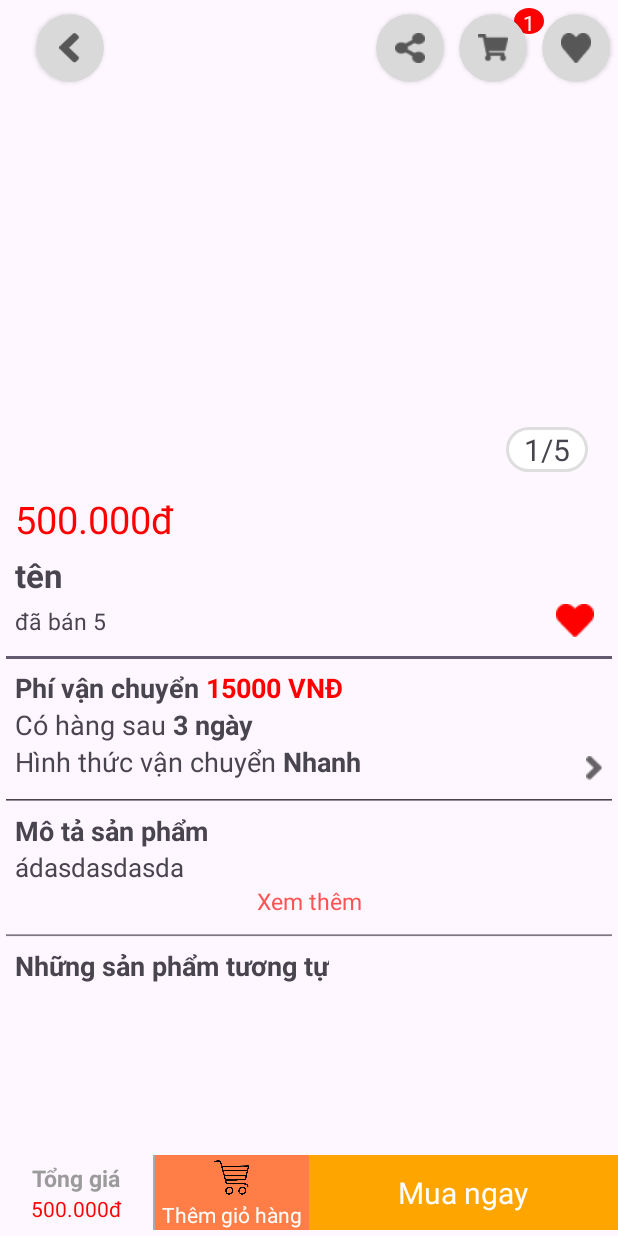
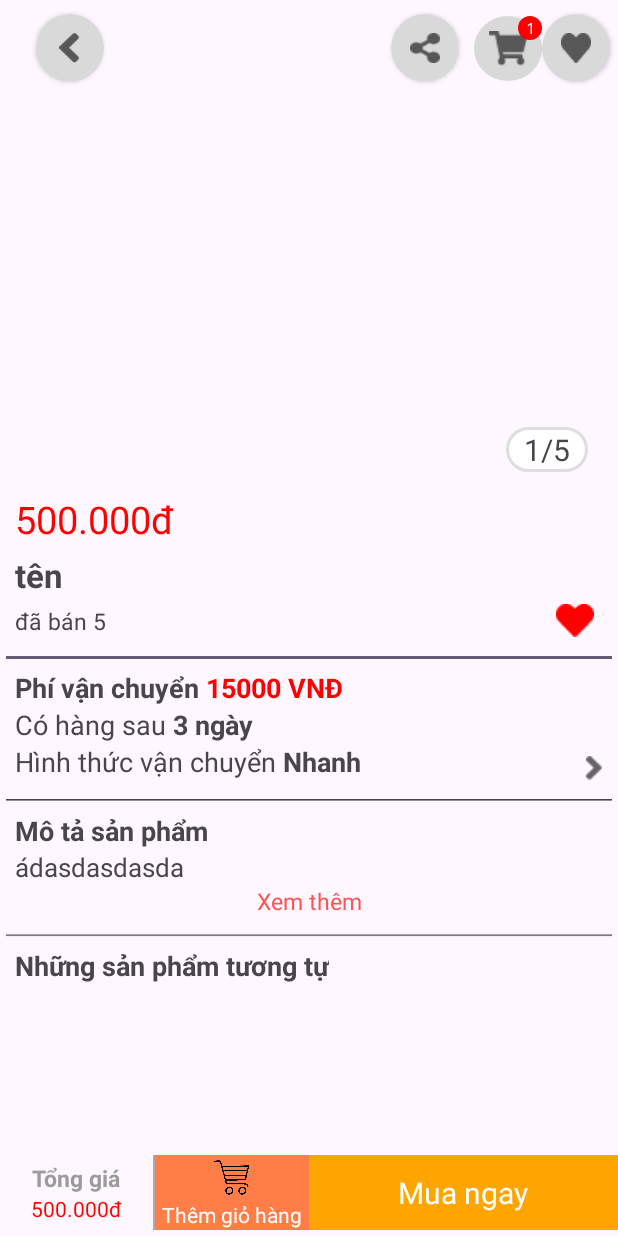
Before and after one commit to Khoana1/MD04-FStyle-Android, an Android app: the layout fragment_detail_product.xml on its own in the app's theme, with its tools: preview values and no code run, on a phone screen of 412 x 824 dp. Run offline under Robolectric (Android 15) with nearby library versions, the light colour scheme and no system bars.

Commit message:
Update order item in detail product home

```diff
--- /dev/null
+++ b/app/src/main/res/drawable/rounder_oder_item.xml
@@ -0,0 +1,5 @@
+<?xml version="1.0" encoding="utf-8"?>
+<shape xmlns:android="http://schemas.android.com/apk/res/android"
+    android:shape="oval">
+    <solid android:color="#D9D9D9"/>
+</shape>
--- a/app/src/main/res/layout/fragment_detail_product.xml
+++ b/app/src/main/res/layout/fragment_detail_product.xml
@@ -1,9 +1,9 @@
 <?xml version="1.0" encoding="utf-8"?>
 <LinearLayout xmlns:android="http://schemas.android.com/apk/res/android"
+    xmlns:app="http://schemas.android.com/apk/res-auto"
     xmlns:tools="http://schemas.android.com/tools"
     android:layout_width="match_parent"
     android:layout_height="match_parent"
-    xmlns:app="http://schemas.android.com/apk/res-auto"
     android:orientation="vertical"
     android:weightSum="15"
     tools:context=".src.view.user.home.DetailProductFragment">
@@ -38,9 +38,9 @@
             android:id="@+id/cardView5"
             android:layout_width="45dp"
             android:layout_height="45dp"
+            android:layout_marginRight="5dp"
             android:backgroundTint="#D9D9D9"
             app:cardCornerRadius="30dp"
-            android:layout_marginRight="5dp"
             app:layout_constraintBottom_toBottomOf="parent"
             app:layout_constraintEnd_toEndOf="parent"
             app:layout_constraintTop_toTopOf="parent">
@@ -52,38 +52,35 @@
                 android:layout_gravity="center"
                 android:src="@drawable/icon_favourite" />
         </androidx.cardview.widget.CardView>
-        <TextView
-            android:layout_width="20dp"
-            android:layout_height="17dp"
-            android:layout_gravity="top|right"
-            android:background="@drawable/bg_cart_quantity"
-            android:gravity="center"
-            android:text="1"
-            android:textColor="@color/colorWhite"
-            app:layout_constraintEnd_toEndOf="parent"
-            app:layout_constraintHorizontal_bias="0.874"
-            app:layout_constraintStart_toStartOf="parent"
-            app:layout_constraintTop_toTopOf="parent" />
-        <androidx.cardview.widget.CardView
-            android:id="@+id/cardView6"
-            android:layout_width="45dp"
-            android:layout_height="45dp"
-            android:backgroundTint="#D9D9D9"
-            app:cardCornerRadius="30dp"
-            android:layout_marginRight="10dp"
+
+        <FrameLayout
+            android:id="@+id/frameOrder"
+            android:layout_width="wrap_content"
+            android:layout_height="wrap_content"
             app:layout_constraintBottom_toBottomOf="parent"
             app:layout_constraintEnd_toStartOf="@+id/cardView5"
             app:layout_constraintTop_toTopOf="parent">
 
-            <androidx.appcompat.widget.AppCompatImageView
-                android:id="@+id/detail_cart"
-                android:layout_width="20dp"
-                android:layout_height="20dp"
-                android:layout_gravity="center"
-                android:src="@drawable/cart_home" />
+            <ImageView
+                android:layout_width="match_parent"
+                android:layout_height="wrap_content"
+                android:padding="10dp"
+                android:src="@drawable/cart_home"
+                android:background="@drawable/rounder_oder_item"
+                />
+            <TextView
+                android:layout_width="16dp"
+                android:layout_height="16dp"
+                android:layout_gravity="end|top"
+                android:textSize="10sp"
+                android:fontFamily="@font/inter_regular"
+                android:background="@drawable/bg_cart_quantity"
+                android:gravity="center"
+                android:text="1"
+                android:textColor="@color/colorWhite" />
 
+        </FrameLayout>
 
-        </androidx.cardview.widget.CardView>
 
         <androidx.cardview.widget.CardView
             android:id="@+id/cardView7"
@@ -93,7 +90,7 @@
             android:backgroundTint="#D9D9D9"
             app:cardCornerRadius="30dp"
             app:layout_constraintBottom_toBottomOf="parent"
-            app:layout_constraintEnd_toStartOf="@+id/cardView6"
+            app:layout_constraintEnd_toStartOf="@+id/frameOrder"
             app:layout_constraintTop_toTopOf="parent">
 
             <androidx.appcompat.widget.AppCompatImageView
@@ -109,10 +106,12 @@
         android:layout_width="match_parent"
         android:layout_height="0dp"
         android:layout_weight="13">
+
         <LinearLayout
             android:layout_width="match_parent"
             android:layout_height="match_parent"
             android:orientation="vertical">
+
             <androidx.constraintlayout.widget.ConstraintLayout
                 android:layout_width="match_parent"
                 android:layout_height="wrap_content">
@@ -131,43 +130,44 @@
                     android:id="@+id/detail_textview"
                     android:layout_width="wrap_content"
                     android:layout_height="wrap_content"
-                tools:text="1/5"
+                    android:layout_marginEnd="20dp"
+                    android:layout_marginBottom="4dp"
                     android:background="@drawable/bg_rounded_edit"
-                android:textSize="20dp"
                     android:paddingHorizontal="12dp"
                     android:paddingVertical="1dp"
-                android:layout_marginEnd="20dp"
-                android:layout_marginBottom="4dp"
+                    android:textSize="20dp"
                     app:layout_constraintBottom_toBottomOf="@+id/viewpager_detail"
-                app:layout_constraintEnd_toEndOf="parent" />
+                    app:layout_constraintEnd_toEndOf="parent"
+                    tools:text="1/5" />
             </androidx.constraintlayout.widget.ConstraintLayout>
+
             <androidx.constraintlayout.widget.ConstraintLayout
                 android:layout_width="match_parent"
-             android:layout_height="wrap_content"
-             >
+                android:layout_height="wrap_content">
+
                 <TextView
                     android:id="@+id/gia_detail"
                     android:layout_width="wrap_content"
                     android:layout_height="wrap_content"
-                 tools:text="500.000đ"
+                    android:layout_marginLeft="10dp"
+                    android:layout_marginTop="10dp"
                     android:textColor="#FF00"
                     android:textSize="25dp"
-                 android:layout_marginLeft="10dp"
-                 android:layout_marginTop="10dp"
                     app:layout_constraintStart_toStartOf="parent"
-                 app:layout_constraintTop_toTopOf="parent"/>
+                    app:layout_constraintTop_toTopOf="parent"
+                    tools:text="500.000đ" />
 
                 <TextView
                     android:id="@+id/ten_detail"
                     android:layout_width="wrap_content"
                     android:layout_height="wrap_content"
-                 tools:text="tên"
-                 android:textSize="22dp"
                     android:layout_marginLeft="10dp"
                     android:layout_marginTop="5dp"
+                    android:textSize="22dp"
                     android:textStyle="bold"
                     app:layout_constraintStart_toStartOf="parent"
-                 app:layout_constraintTop_toBottomOf="@+id/gia_detail" />
+                    app:layout_constraintTop_toBottomOf="@+id/gia_detail"
+                    tools:text="tên" />
 
                 <TextView
                     android:id="@+id/daban_detail"
@@ -191,10 +191,12 @@
                     app:layout_constraintHorizontal_bias="0.949"
                     app:layout_constraintStart_toEndOf="@+id/daban_detail" />
             </androidx.constraintlayout.widget.ConstraintLayout>
+
             <TextView
+                style="@style/Widget.AppCompat.AutoCompleteTextView"
                 android:layout_width="match_parent"
-             android:layout_height="21dp"
-             style="@style/Widget.AppCompat.AutoCompleteTextView"/>
+                android:layout_height="21dp" />
+
             <androidx.constraintlayout.widget.ConstraintLayout
                 android:layout_width="match_parent"
                 android:layout_height="wrap_content"
@@ -220,6 +222,7 @@
                     android:textStyle="bold"
                     app:layout_constraintStart_toEndOf="@+id/textView4"
                     app:layout_constraintTop_toTopOf="parent" />
+
                 <TextView
                     android:layout_width="wrap_content"
                     android:layout_height="wrap_content"
@@ -229,6 +232,7 @@
                     android:textStyle="bold"
                     app:layout_constraintStart_toEndOf="@+id/detail_txt_phivanchuyen"
                     app:layout_constraintTop_toTopOf="parent" />
+
                 <TextView
                     android:id="@+id/textView5"
                     android:layout_width="wrap_content"
@@ -256,6 +260,7 @@
                     android:textSize="18dp"
                     app:layout_constraintStart_toStartOf="parent"
                     app:layout_constraintTop_toBottomOf="@+id/textView5" />
+
                 <TextView
                     android:id="@+id/detail_txt_vanchuyen"
                     android:layout_width="wrap_content"
@@ -270,16 +275,17 @@
                     android:id="@+id/detail_btn_vanchuyen"
                     android:layout_width="wrap_content"
                     android:layout_height="wrap_content"
+                    android:layout_marginRight="10dp"
                     android:src="@drawable/icon_next"
                     app:layout_constraintBottom_toBottomOf="parent"
-                 app:layout_constraintEnd_toEndOf="parent"
-                 android:layout_marginRight="10dp"
-                 />
+                    app:layout_constraintEnd_toEndOf="parent" />
             </androidx.constraintlayout.widget.ConstraintLayout>
+
             <TextView
+                style="@style/Widget.AppCompat.AutoCompleteTextView"
                 android:layout_width="match_parent"
-             android:layout_height="21dp"
-             style="@style/Widget.AppCompat.AutoCompleteTextView"/>
+                android:layout_height="21dp" />
+
             <androidx.constraintlayout.widget.ConstraintLayout
                 android:layout_width="match_parent"
                 android:layout_height="wrap_content">
@@ -302,49 +308,54 @@
                     android:ellipsize="end"
                     android:maxLines="2"
                     android:paddingHorizontal="10dp"
-               tools:text="ádasdasdasda"
                     android:textSize="17dp"
-               app:layout_constraintTop_toBottomOf="@id/textView7" />
+                    app:layout_constraintTop_toBottomOf="@id/textView7"
+                    tools:text="ádasdasdasda" />
 
                 <TextView
                     android:id="@+id/textShowMore"
                     android:layout_width="wrap_content"
                     android:layout_height="wrap_content"
                     android:text="Xem thêm"
+                    android:textColor="@color/colorAccent"
                     android:textSize="15dp"
-               android:textColor="@color/colorAccent"
                     app:layout_constraintEnd_toEndOf="parent"
                     app:layout_constraintStart_toStartOf="parent"
                     app:layout_constraintTop_toBottomOf="@+id/detail_txt_mota" />
             </androidx.constraintlayout.widget.ConstraintLayout>
+
             <TextView
+                style="@style/Widget.AppCompat.AutoCompleteTextView"
                 android:layout_width="match_parent"
-             android:layout_height="20dp"
-             style="@style/Widget.AppCompat.AutoCompleteTextView"/>
+                android:layout_height="20dp" />
+
             <LinearLayout
                 android:layout_width="match_parent"
                 android:layout_height="wrap_content"
                 android:orientation="vertical">
+
                 <TextView
                     android:layout_width="wrap_content"
                     android:layout_height="wrap_content"
+                    android:layout_marginLeft="10dp"
                     android:text="Những sản phẩm tương tự"
                     android:textSize="18dp"
-                 android:textStyle="bold"
-                 android:layout_marginLeft="10dp"/>
+                    android:textStyle="bold" />
+
                 <androidx.recyclerview.widget.RecyclerView
+                    android:id="@+id/recycle_sanphamtuongtu"
                     android:layout_width="match_parent"
-                 android:layout_height="wrap_content"
-                 android:id="@+id/recycle_sanphamtuongtu"/>
+                    android:layout_height="wrap_content" />
             </LinearLayout>
         </LinearLayout>
     </ScrollView>
+
     <LinearLayout
         android:layout_width="match_parent"
         android:layout_height="0dp"
         android:layout_gravity="bottom"
-        android:orientation="horizontal"
-        android:layout_weight="1">
+        android:layout_weight="1"
+        android:orientation="horizontal">
 
         <!-- Nửa bên trái -->
         <LinearLayout
@@ -353,76 +364,80 @@
             android:layout_weight="1"
             android:orientation="horizontal"
             android:weightSum="2">
+
             <LinearLayout
+                android:id="@+id/btnChatngay"
                 android:layout_width="0dp"
                 android:layout_height="match_parent"
                 android:layout_weight="1"
                 android:gravity="center"
-                android:orientation="vertical"
-                android:id="@+id/btnChatngay">
+                android:orientation="vertical">
+
                 <TextView
+                    android:layout_width="wrap_content"
                     android:layout_height="wrap_content"
-                    android:layout_width="wrap_content"
                     android:text="Tổng giá"
                     android:textColor="#9B9B9B"
-                    android:textStyle="bold"
-                    android:textSize="15dp"/>
+                    android:textSize="15dp"
+                    android:textStyle="bold" />
+
                 <TextView
+                    android:id="@+id/txtTotal"
                     android:layout_width="match_parent"
                     android:layout_height="wrap_content"
+                    android:gravity="center"
                     android:text="500.000đ"
-                    android:gravity="center"
-                    android:textColor="#FF0000"
-                    android:id="@+id/txtTotal"
-                    />
+                    android:textColor="#FF0000" />
             </LinearLayout>
+
             <View
                 android:layout_width="1dp"
                 android:layout_height="50dp"
-                android:background="@android:color/darker_gray"
-                android:layout_gravity="center_vertical" />
+                android:layout_gravity="center_vertical"
+                android:background="@android:color/darker_gray" />
+
             <LinearLayout
+                android:id="@+id/btnThemgiohang"
                 android:layout_width="0dp"
                 android:layout_height="match_parent"
                 android:layout_marginBottom="0dp"
                 android:layout_weight="1"
-                android:orientation="vertical"
+                android:background="#FF7E47"
                 android:gravity="center"
-                android:id="@+id/btnThemgiohang"
-                android:background="#FF7E47">
+                android:orientation="vertical">
+
                 <ImageView
                     android:id="@+id/cart_button"
                     android:layout_width="30dp"
                     android:layout_height="30dp"
                     android:clickable="true"
                     android:focusable="true"
-                    android:src="@drawable/icon_giohang"
-                    />
+                    android:src="@drawable/icon_giohang" />
+
                 <TextView
                     android:layout_width="wrap_content"
                     android:layout_height="wrap_content"
                     android:text="Thêm giỏ hàng"
-                    android:textColor="@color/colorWhite"/>
+                    android:textColor="@color/colorWhite" />
             </LinearLayout>
 
         </LinearLayout>
 
         <LinearLayout
+            android:id="@+id/btnDathang_detail"
             android:layout_width="0dp"
             android:layout_height="50dp"
             android:layout_weight="1"
-            android:orientation="horizontal"
+            android:background="#FFA500"
             android:gravity="center"
-            android:background="#FFA500"
-            android:id="@+id/btnDathang_detail"
-            >
+            android:orientation="horizontal">
+
             <TextView
                 android:layout_width="wrap_content"
                 android:layout_height="wrap_content"
                 android:text="Mua ngay"
                 android:textColor="#FFFFFF"
-                android:textSize="20sp"
-                />
+                android:textSize="20sp" />
         </LinearLayout>
     </LinearLayout>
 </LinearLayout>
```
Lines whose indentation alone changed are shown as unchanged.
